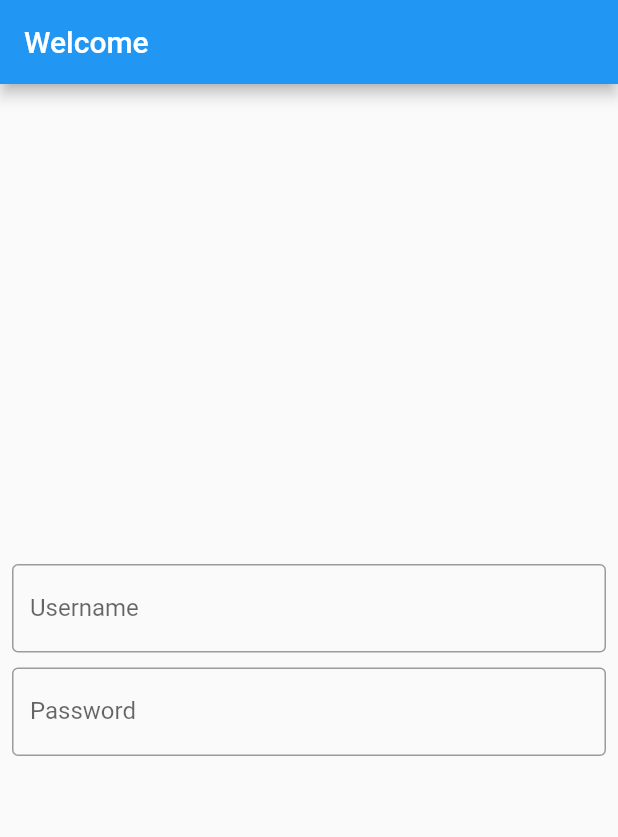
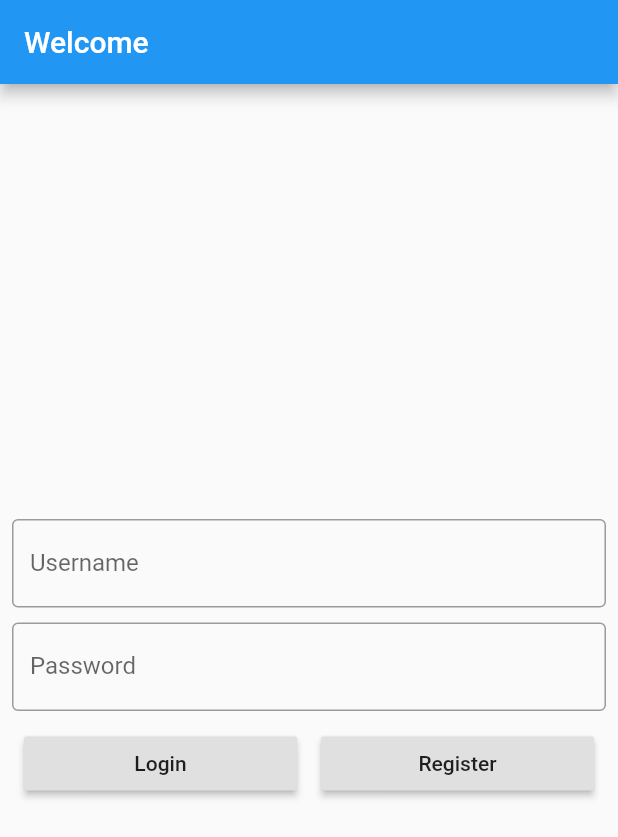
Before and after one commit to LeonEstrak/eShop, a Flutter app: the screen it shows after launch, on a phone screen of 412 x 824 dp. Shown: the top 837 px of the screen. Run offline on Flutter 3.47's test engine with Material 2 defaults, Android fonts, the phone set to English and light mode, and no system bars.

Commit message:
Login Page made to stateful Registration Page created Basic Routes made

```diff
--- a/lib/loginPage.dart
+++ b/lib/loginPage.dart
@@ -1,6 +1,17 @@
 import 'package:flutter/material.dart';
 
-class LoginPage extends StatelessWidget {
+class LoginPage extends StatefulWidget {
+  @override
+  _LoginPageState createState() => _LoginPageState();
+}
+
+class _LoginPageState extends State<LoginPage> {
+  final _myTextController = TextEditingController();
+
+  String username;
+
+  String password;
+
   @override
   Widget build(BuildContext context) {
     return Scaffold(
@@ -13,14 +24,52 @@ class LoginPage extends StatelessWidget {
           mainAxisAlignment: MainAxisAlignment.center,
           children: <Widget>[
             TextField(
-              controller: TextEditingController(),
               decoration: InputDecoration(border: OutlineInputBorder(),labelText: "Username"),
+              onSubmitted: (String username){
+                this.username = username;
+                print("Username: $username");
+              },
             ),
             SizedBox(height: 10,),
             TextField(
               obscureText: true,
-              controller: TextEditingController(),
               decoration: InputDecoration(border: OutlineInputBorder(),labelText: "Password"),
+              onSubmitted: (String password){
+                this.password = password;
+                print("Password: $password");
+              }
+            ),
+            SizedBox(height: 10,),
+            SizedBox(
+              height: 50,
+              //Buttons ROW
+              child: Row(
+                mainAxisAlignment: MainAxisAlignment.spaceEvenly,
+                children: <Widget>[
+                  Expanded(
+                    child: Padding(
+                      padding: const EdgeInsets.fromLTRB(8.0, 0, 8.0, 0),
+                      child: RaisedButton(
+                        child: Text("Login"),
+                        onPressed: (){
+                          print("Username: $username \nPassword: $password");
+                        },
+                      ),
+                    ),
+                  ),
+                  Expanded(
+                    child: Padding(
+                      padding: const EdgeInsets.fromLTRB(8.0, 0, 8.0, 0),
+                      child: RaisedButton(
+                        child: Text("Register"),
+                        onPressed: (){
+                          Navigator.pushNamed(context, '/RegistrationPage');
+                        },
+                      ),
+                    ),
+                  )
+                ],
+              ),
             )
           ],
         ),
```
Also changed, not shown: lib/main.dart (+45 -43 lines), lib/registrationPage.dart (added, +55 -0 lines).
